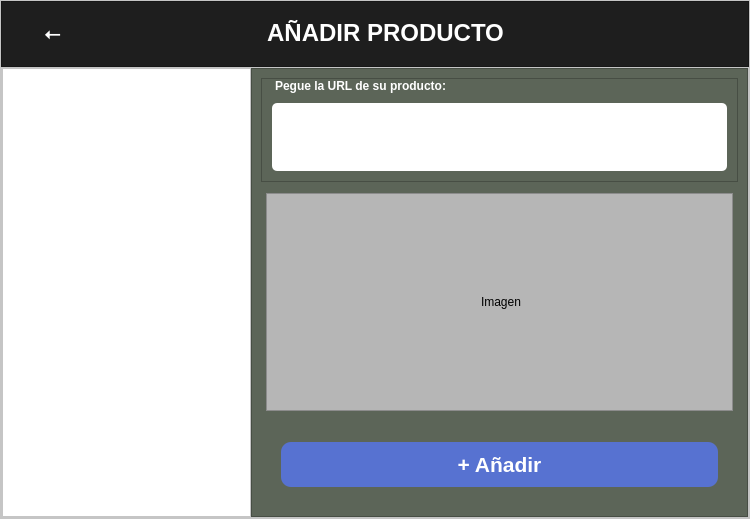
The window that Interfaz/gui/URL.ui (50DayEmpire/Tracking_Precios) describes before a commit, drawn with Qt 5.
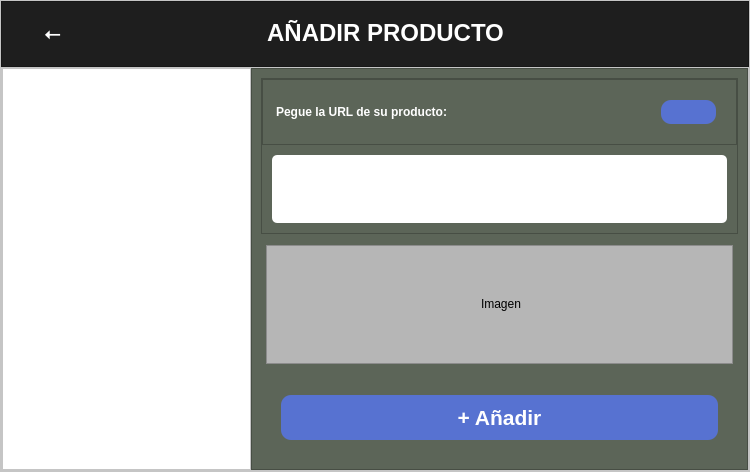
The same window after the commit. Icons and pictures are not drawn.

Commit message: Botones act y lupa

```diff
--- a/Interfaz/gui/URL.ui
+++ b/Interfaz/gui/URL.ui
@@ -7,7 +7,7 @@
     <x>0</x>
     <y>0</y>
     <width>750</width>
-    <height>519</height>
+    <height>472</height>
    </rect>
   </property>
   <property name="windowTitle">
@@ -201,7 +201,7 @@
                <property name="frameShadow">
                 <enum>QFrame::Raised</enum>
                </property>
-               <layout class="QVBoxLayout" name="verticalLayout_3" stretch="2,2">
+               <layout class="QVBoxLayout" name="verticalLayout_3" stretch="0,2">
                 <property name="spacing">
                  <number>0</number>
                 </property>
@@ -218,13 +218,59 @@
                  <number>0</number>
                 </property>
                 <item>
-                 <widget class="QLabel" name="label_2">
-                  <property name="styleSheet">
-                   <string notr="true">margin-left: 10px</string>
+                 <widget class="QFrame" name="frame_7">
+                  <property name="frameShape">
+                   <enum>QFrame::StyledPanel</enum>
                   </property>
-                  <property name="text">
-                   <string>&lt;html&gt;&lt;head/&gt;&lt;body&gt;&lt;p&gt;&lt;span style=&quot; font-weight:700; color:#ffffff;&quot;&gt;Pegue la URL de su producto:&lt;/span&gt;&lt;/p&gt;&lt;/body&gt;&lt;/html&gt;</string>
+                  <property name="frameShadow">
+                   <enum>QFrame::Raised</enum>
                   </property>
+                  <layout class="QHBoxLayout" name="horizontalLayout_3" stretch="4,1">
+                   <property name="spacing">
+                    <number>0</number>
+                   </property>
+                   <property name="leftMargin">
+                    <number>0</number>
+                   </property>
+                   <property name="topMargin">
+                    <number>0</number>
+                   </property>
+                   <property name="rightMargin">
+                    <number>0</number>
+                   </property>
+                   <property name="bottomMargin">
+                    <number>0</number>
+                   </property>
+                   <item>
+                    <widget class="QLabel" name="label_2">
+                     <property name="styleSheet">
+                      <string notr="true">margin-left: 10px</string>
+                     </property>
+                     <property name="text">
+                      <string>&lt;html&gt;&lt;head/&gt;&lt;body&gt;&lt;p&gt;&lt;span style=&quot; font-weight:700; color:#ffffff;&quot;&gt;Pegue la URL de su producto:&lt;/span&gt;&lt;/p&gt;&lt;/body&gt;&lt;/html&gt;</string>
+                     </property>
+                    </widget>
+                   </item>
+                   <item>
+                    <widget class="QPushButton" name="lupa">
+                     <property name="styleSheet">
+                      <string notr="true">	background-color: rgb(87, 114, 209);
+	border-radius: 10px;
+	Color: white;
+	margin: 20px;
+	padding: 5px;
+</string>
+                     </property>
+                     <property name="text">
+                      <string/>
+                     </property>
+                     <property name="icon">
+                      <iconset resource="imagenes/imagenes.qrc">
+                       <normaloff>:/Nuevo/lupa.png</normaloff>:/Nuevo/lupa.png</iconset>
+                     </property>
+                    </widget>
+                   </item>
+                  </layout>
                  </widget>
                 </item>
                 <item>
```
Left out of the diff: 2 changed lines with no effect on the pictures. The commit also changes 4 other files.
